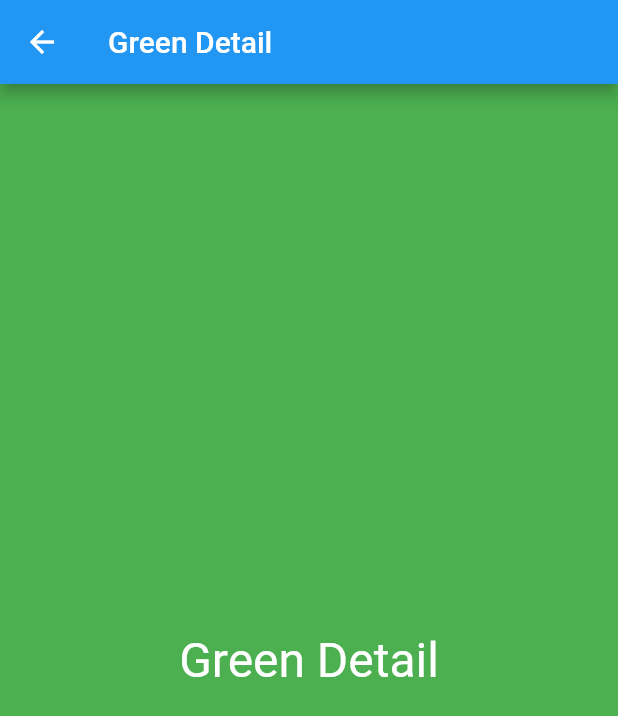
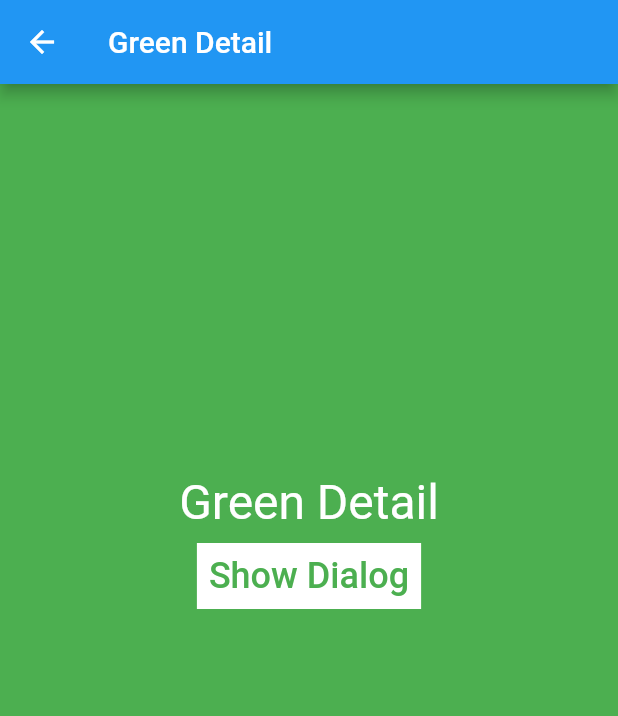
Before and after one commit to salan70/persistent_bottom_nav_bar_v2_sample, a Flutter app: the GreenDetailPage screen opened directly, on a phone screen of 412 x 824 dp. Shown: the top 716 px of the screen. Run offline on Flutter 3.47's test engine with Material 2 defaults, Android fonts, the phone set to English and light mode, and no system bars; our stand-ins replace persistent_bottom_nav_bar_v2.

Commit message:
ダイアログを追加

```diff
--- a/lib/green_page/green_detail_page.dart
+++ b/lib/green_page/green_detail_page.dart
@@ -1,4 +1,5 @@
 import 'package:flutter/material.dart';
+import 'package:persistent_bottom_nav_bar_v2/persistent-tab-view.dart';
 
 class GreenDetailPage extends StatelessWidget {
   const GreenDetailPage({Key? key}) : super(key: key);
@@ -15,9 +16,50 @@ class GreenDetailPage extends StatelessWidget {
           height: double.infinity,
           width: double.infinity,
           color: Colors.green,
-          child: const Center(
-            child: Text('Green Detail',
-                style: TextStyle(fontSize: 32, color: Colors.white)),
+          child: Column(
+            children: [
+              const SizedBox(
+                height: 260,
+              ),
+              const Text('Green Detail',
+                  style: TextStyle(fontSize: 32, color: Colors.white)),
+              TextButton(
+                  child: Container(
+                      padding: const EdgeInsets.all(8),
+                      color: Colors.white,
+                      child: const Text(
+                        'Show Dialog',
+                        style: TextStyle(
+                          color: Colors.green,
+                          fontSize: 24,
+                        ),
+                      )),
+                  onPressed: () {
+                    showDialog<AlertDialog>(
+                      context: context,
+                      builder: (contextOfDialog) {
+                        return AlertDialog(
+                            title: const Text('ダイアログ'),
+                            content: const Text('Green Topまで戻りますか？'),
+                            actions: <Widget>[
+                              TextButton(
+                                child: const Text('キャンセル'),
+                                onPressed: () {
+                                  Navigator.pop(contextOfDialog);
+                                },
+                              ),
+                              TextButton(
+                                child: const Text('はい'),
+                                onPressed: () async {
+                                  Navigator.pop(contextOfDialog);
+                                  Navigator.pop(context);
+                                },
+                              ),
+                            ]);
+                      },
+                    );
+                  }),
+            ],
           ),
         ));
   }
```
